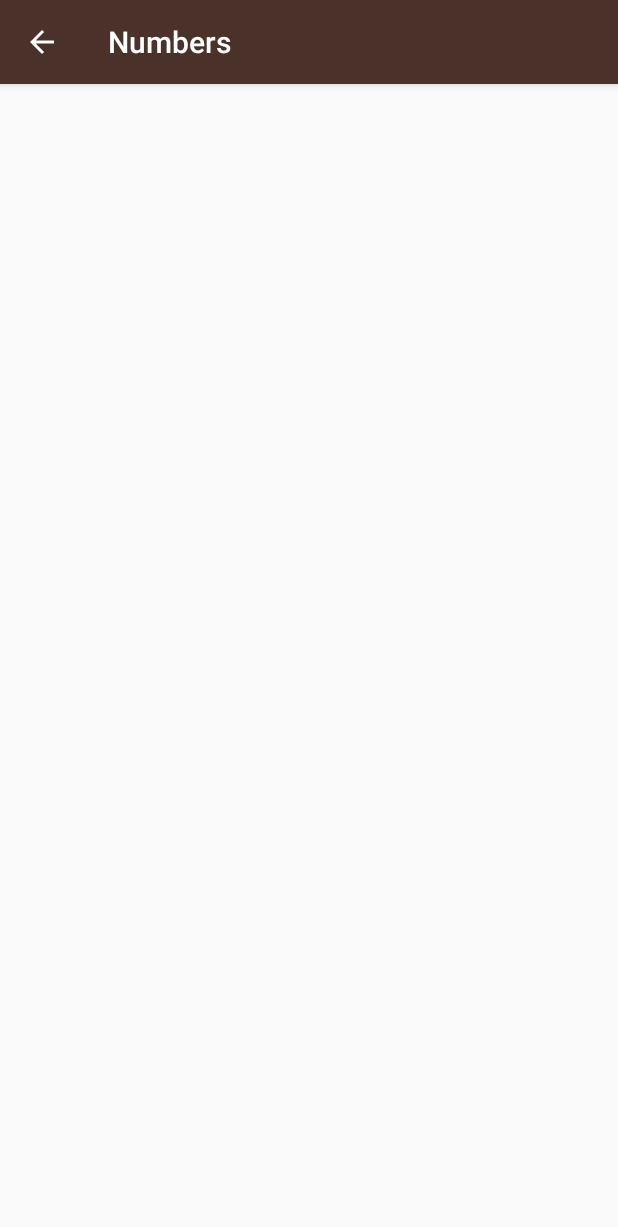
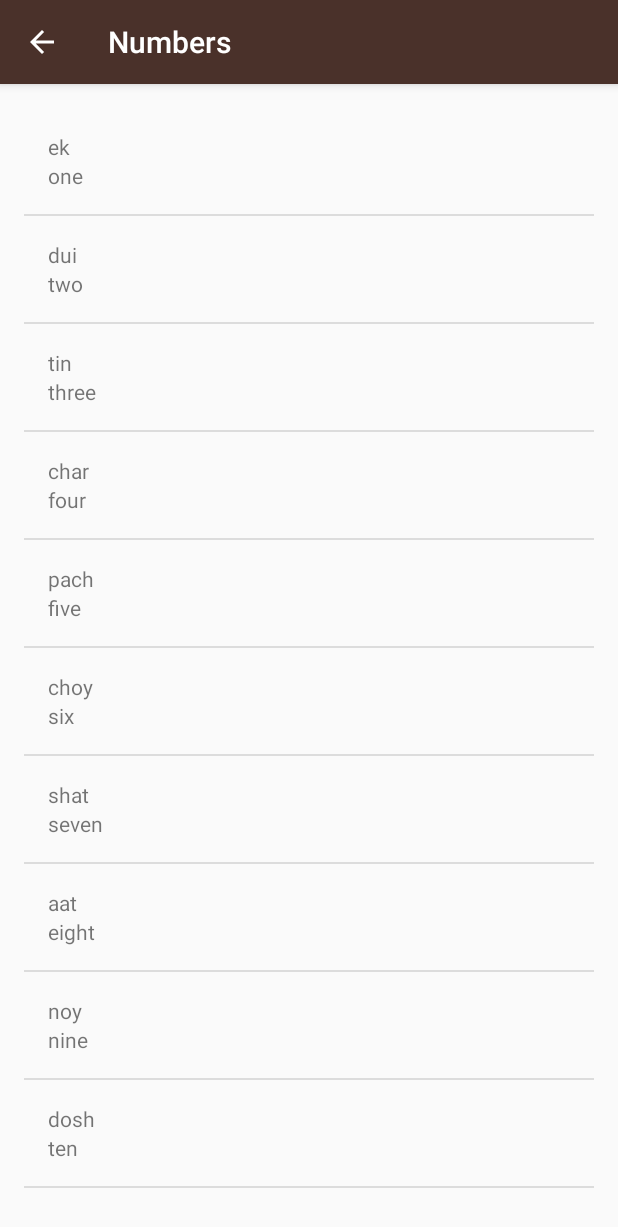
Before and after one commit to monirul-islam7774/Udacity-learning, an Android app: the NumbersActivity screen opened directly, with no data from a screen before it, on a phone screen of 412 x 824 dp. Shown: the top 1227 px of the screen. Run offline under Robolectric (Android 15) with nearby library versions, the phone set to English and light mode, and no system bars.

Commit message:
all four activity created and working

```diff
--- a/app/src/main/java/com/example/android/miwok/NumbersActivity.java
+++ b/app/src/main/java/com/example/android/miwok/NumbersActivity.java
@@ -17,12 +17,33 @@ package com.example.android.miwok;
 
 import android.support.v7.app.AppCompatActivity;
 import android.os.Bundle;
+import android.widget.ListView;
+
+import java.util.ArrayList;
 
 public class NumbersActivity extends AppCompatActivity {
 
     @Override
     protected void onCreate(Bundle savedInstanceState) {
         super.onCreate(savedInstanceState);
-        setContentView(R.layout.activity_numbers);
+        setContentView(R.layout.word_list);
+
+        ArrayList<Word> words = new ArrayList<Word>();
+
+        words.add(new Word("one","ek"));
+        words.add(new Word("two","dui"));
+        words.add(new Word("three","tin"));
+        words.add(new Word("four","char"));
+        words.add(new Word("five","pach"));
+        words.add(new Word("six","choy"));
+        words.add(new Word("seven","shat"));
+        words.add(new Word("eight","aat"));
+        words.add(new Word("nine","noy"));
+        words.add(new Word("ten","dosh"));
+
+        WordAdapter adapter = new WordAdapter(this,words);
+        ListView listView = (ListView) findViewById(R.id.list);
+
+        listView.setAdapter(adapter);
     }
 }
--- /dev/null
+++ b/app/src/main/java/com/example/android/miwok/Word.java
@@ -0,0 +1,23 @@
+package com.example.android.miwok;
+
+public class Word {
+
+    private String mDefaultTranslation;
+
+    private String mBanglaTranslation;
+
+    public Word(String defaultTranslation, String banglaTranslation) {
+        this.mDefaultTranslation = defaultTranslation;
+        this.mBanglaTranslation = banglaTranslation;
+    }
+
+    public String getDefaultTranslation(){
+
+        return mDefaultTranslation;
+    }
+
+    public String getBanglaTranslation(){
+
+        return mBanglaTranslation;
+    }
+}
--- /dev/null
+++ b/app/src/main/java/com/example/android/miwok/WordAdapter.java
@@ -0,0 +1,54 @@
+package com.example.android.miwok;
+
+import android.app.Activity;
+import android.support.annotation.NonNull;
+import android.support.annotation.Nullable;
+import android.view.LayoutInflater;
+import android.view.View;
+import android.view.ViewGroup;
+import android.widget.ArrayAdapter;
+import android.widget.TextView;
+
+import java.util.ArrayList;
+
+public class WordAdapter extends ArrayAdapter<Word> {
+
+    public WordAdapter(Activity context, ArrayList<Word> words) {
+        // Here, we initialize the ArrayAdapter's internal storage for the context and the list.
+        // the second argument is used when the ArrayAdapter is populating a single TextView.
+        // Because this is a custom adapter for two TextViews and an ImageView, the adapter is not
+        // going to use this second argument, so it can be any value. Here, we used 0.
+        super(context, 0, words);
+    }
+
+    @NonNull
+    @Override
+    public View getView(int position, View convertView, ViewGroup parent) {
+        // Check if the existing view is being reused, otherwise inflate the view
+        View listItemView = convertView;
+        if(listItemView == null) {
+            listItemView = LayoutInflater.from(getContext()).inflate(
+                    R.layout.list_item, parent, false);
+        }
+
+        // Get the {@link AndroidFlavor} object located at this position in the list
+        Word currentWord = getItem(position);
+
+        // Find the TextView in the list_item.xml layout with the ID version_name
+        TextView banglaTextView = (TextView) listItemView.findViewById(R.id.bangla_text_view);
+        // Get the version name from the current AndroidFlavor object and
+        // set this text on the name TextView
+        banglaTextView.setText(currentWord.getBanglaTranslation());
+
+        // Find the TextView in the list_item.xml layout with the ID version_number
+        TextView defaultTextView = (TextView) listItemView.findViewById(R.id.default_text_view);
+        // Get the version number from the current AndroidFlavor object and
+        // set this text on the number TextView
+        defaultTextView.setText(currentWord.getDefaultTranslation());
+
+
+        // Return the whole list item layout (containing 2 TextViews and an ImageView)
+        // so that it can be shown in the ListView
+        return listItemView;
+    }
+}
--- /dev/null
+++ b/app/src/main/res/layout/list_item.xml
@@ -0,0 +1,27 @@
+<?xml version="1.0" encoding="utf-8"?>
+<LinearLayout
+    xmlns:android="http://schemas.android.com/apk/res/android"
+    xmlns:tools="http://schemas.android.com/tools"
+    android:orientation="vertical"
+    android:layout_width="match_parent"
+    android:layout_height="match_parent"
+    android:padding="16dp"
+    android:id="@+id/list_item"
+    >
+
+    <TextView
+        android:id="@+id/bangla_text_view"
+        android:layout_width="match_parent"
+        android:layout_height="wrap_content"
+        tools:text="ek"
+        />
+
+    <TextView
+        android:id="@+id/default_text_view"
+        android:layout_width="match_parent"
+        android:layout_height="wrap_content"
+        tools:text="one"
+        />
+
+
+</LinearLayout>
--- /dev/null
+++ b/app/src/main/res/layout/word_list.xml
@@ -0,0 +1,12 @@
+<?xml version="1.0" encoding="utf-8"?>
+<ListView xmlns:android="http://schemas.android.com/apk/res/android"
+    xmlns:tools="http://schemas.android.com/tools"
+    android:id="@+id/list"
+    android:orientation="vertical"
+    android:layout_width="match_parent"
+    android:layout_height="match_parent"
+    android:paddingBottom="@dimen/activity_vertical_margin"
+    android:paddingLeft="@dimen/activity_horizontal_margin"
+    android:paddingRight="@dimen/activity_horizontal_margin"
+    android:paddingTop="@dimen/activity_vertical_margin"
+    tools:context="com.example.android.miwok.NumbersActivity"/>
```
Also changed, not shown: app/src/main/java/com/example/android/miwok/ColorsActivity.java (+19 -1 lines), app/src/main/java/com/example/android/miwok/FamilyActivity.java (+21 -1 lines), app/src/main/java/com/example/android/miwok/PhrasesActivity.java (+21 -1 lines), 1 other file.
